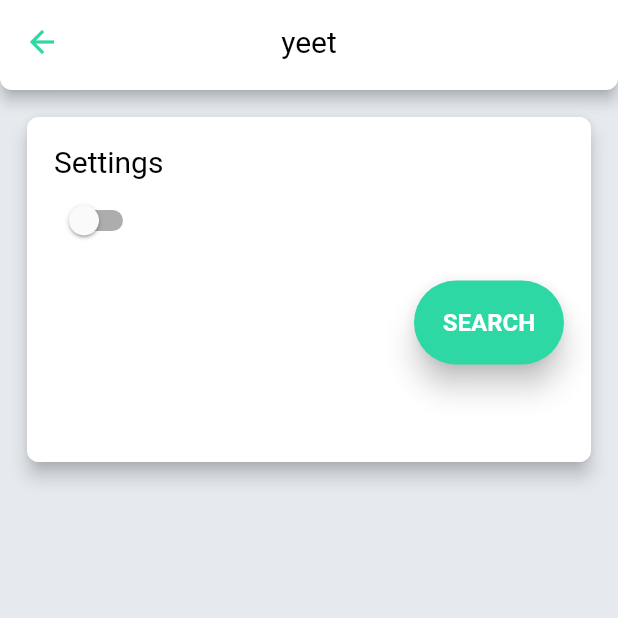
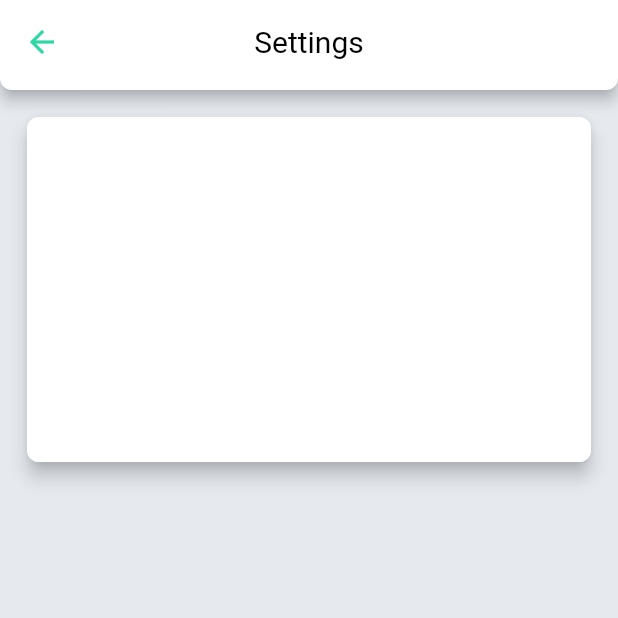
Before and after one commit to alarichartsock/smartmoney, a Flutter app: the Settings screen opened by its route, on a phone screen of 412 x 824 dp, the top half of it. Run offline on Flutter 3.47's test engine with Material 2 defaults, Android fonts, the phone set to English and light mode, and no system bars; our stand-ins replace bloc, flutter_bloc; statements that could not run were skipped.

Commit message:
Todo: redo Theme.
BLoC was a mistake for theme management. Regrouping and refactoring for inherited widget

https://medium.com/flutter-community/dynamic-theming-with-flutter-78681285d85f

```diff
--- a/lib/android/components/title_card.dart
+++ b/lib/android/components/title_card.dart
@@ -11,8 +11,6 @@ class TitleCard extends StatefulWidget {
   TitleCard({
     this.width,
   });
-
-
 
   @override
   _TitleCardState createState() => _TitleCardState(
--- a/lib/android/screens/home/home_screen.dart
+++ b/lib/android/screens/home/home_screen.dart
@@ -6,7 +6,6 @@ import 'package:smartmoney/android/components/trade_endless_column.dart';
 import 'package:smartmoney/android/logic/data/order.dart';
 import 'package:smartmoney/android/logic/theme/custom_theme.dart';
 import 'package:smartmoney/android/screens/menu/settings_screen.dart';
-import 'package:smartmoney/android/screens/transitions/slide_right.dart';
 import '../menu/feedback_screen.dart' as feedback;
 import '../menu/help_screen.dart';
 
@@ -14,6 +13,25 @@ import '.././../logic/theme/themebloc.dart';
 import 'package:flutter_bloc/flutter_bloc.dart';
 
 import '../../components/menu_button.dart';
+
+class SlideRightRoute extends PageRouteBuilder {
+  final Widget widget;
+  SlideRightRoute({this.widget})
+    : super(
+        pageBuilder: (BuildContext context, Animation<double> animation, Animation<double> secondaryAnimation) {
+          return widget;
+        },
+        transitionsBuilder: (BuildContext context, Animation<double> animation, Animation<double> secondaryAnimation, Widget child) {
+          return new SlideTransition(
+            position: new Tween<Offset>(
+              begin: const Offset(-1.0, 0.0),
+              end: Offset.zero,
+            ).animate(animation),
+            child: child,
+           );
+         }
+      );
+}
 
 /*
 Home is the "main" screen that users will see.
@@ -26,6 +44,7 @@ class Home extends StatefulWidget {
 }
 
 class _HomeState extends State<Home> with TickerProviderStateMixin {
+
   GlobalKey<ScaffoldState> _scaffoldKey = new GlobalKey();
 
   @override
@@ -332,3 +351,9 @@ class _HomeState extends State<Home> with TickerProviderStateMixin {
     );
   }
 }
+
+ThemeData theme = ThemeData(
+  textTheme: TextTheme(
+
+  )
+);
--- a/lib/android/screens/menu/settings_screen.dart
+++ b/lib/android/screens/menu/settings_screen.dart
@@ -41,7 +41,7 @@ class _SettingsState extends State<Settings> {
               centerTitle: true,
               shape: appBarBorder,
               backgroundColor: customThemeData.canvasColor,
-              title: Text("yeet", style: customThemeData.textTheme.h6),
+              title: Text("Settings", style: customThemeData.textTheme.h6),
               leading: IconButton(
                 iconSize: 24.0,
                 icon: Icon(Icons.arrow_back), //todo: add icon from icons8
@@ -67,48 +67,29 @@ class _SettingsState extends State<Settings> {
                 ),
                 width: _containerWidth,
                 height: 230,
-                child: Padding(
-                  padding: const EdgeInsets.only(left: 18.0, right: 18.0),
-                  child: Column(
+                child: Column(
                     crossAxisAlignment: CrossAxisAlignment.start,
                     mainAxisAlignment: MainAxisAlignment.start,
                     children: <Widget>[
-                      Padding(
-                        padding: const EdgeInsets.only(top: 18.0),
-                        child: Text(
-                          "Settings",
-                          style: customThemeData.textTheme.h6,
-                          textAlign: TextAlign.center,
-                        ),
-                      ),
-                      Padding(
-                        padding: const EdgeInsets.only(top: 4.0),
-                        child: Switch(
-                          value: switchValue,
-                          onChanged: (bool value) {
-                            setState(() {
-                              switchValue = value;
-                            });
-                          },
-                        ),
-                      ),
-                      Padding(
-                        padding: EdgeInsets.only(
-                            left: _containerWidth - (140), top: 16.0),
-                        child: StyledButton(
-                          height: 56.0,
-                          width: 76.0,
-                          text: "SEARCH",
-                          onPressed: () {
-                            print("hello?");
-                            setState(() {
-                              print("heller");
-                            });
-                          },
-                        ),
-                      )
+                      // Padding(
+                      //   padding: const EdgeInsets.only(top: 4.0),
+                      //   child: SwitchListTile(
+                      //     dense: true,
+                      //     title: Text("Dark theme", style: customThemeData.textTheme.subtitle1),
+                      //     value: switchValue,
+                      //     onChanged: (bool value) {
+                      //       (value == true)
+                      //             ? BlocProvider.of<ThemeBloc>(context)
+                      //                 .dispatch(ThemeEvent.darkEvent)
+                      //             : BlocProvider.of<ThemeBloc>(context)
+                      //                 .dispatch(ThemeEvent.lightEvent);
+                      //       setState(() {
+                      //         switchValue = value;
+                      //       });
+                      //     },
+                      //   ),
+                      // ),
                     ],
-                  ),
                 ),
               ),
             ),
--- a/lib/main.dart
+++ b/lib/main.dart
@@ -5,7 +5,6 @@ import 'package:flutter_bloc/flutter_bloc.dart';
 import 'package:smartmoney/android/logic/theme/custom_theme.dart';
 import 'package:smartmoney/android/screens/menu/help_screen.dart';
 import 'package:smartmoney/android/screens/menu/settings_screen.dart';
-import 'package:smartmoney/android/screens/menu/test_switch.dart';
 import 'package:smartmoney/android/screens/signup/sign_up_screen.dart';
 
 import 'android/logic/theme/themebloc.dart'; //import global classes.
@@ -58,7 +57,7 @@ class SmartMoneyAndroid extends StatelessWidget {
           builder: (context, CustomThemeData theme) {
             return MaterialApp(
               //home: Onboarding(showImages: true),
-              home: Settings(),
+              home: Onboarding(showImages: true),
               theme: ThemeData(
                 accentColor: Color(0xFF21CE99), //#21ce99
               ),
```
Also changed, not shown: lib/android/logic/data/industry.dart (+0 -41 lines), lib/android/screens/menu/feedback_screen.dart (+4 -4 lines), lib/android/screens/transitions/slide_right.dart (deleted, +0 -20 lines), pubspec.lock, 1 other file.
